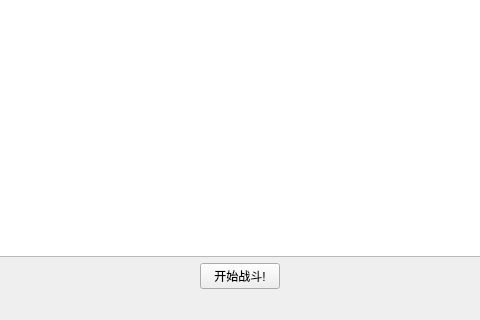
The window that USTC名字大作战/GameWindow.ui (Dashu-Li/USTCNameBattle) describes before a commit, drawn with Qt 5; both pictures show x 160 to 640 and y 280 to 600 of the 800 by 600 pixel window.
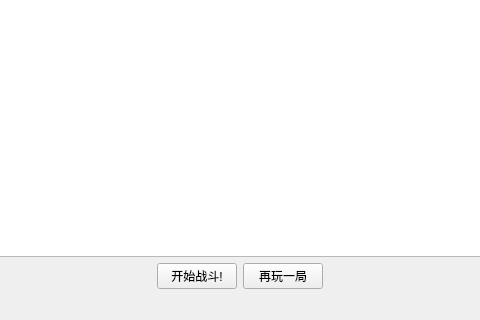
The same window after the commit.

Commit message: 增加开始对战按钮实现；增加再玩一局按钮

What changed in the file:
```diff
--- a/USTC名字大作战/GameWindow.ui
+++ b/USTC名字大作战/GameWindow.ui
@@ -64,6 +64,13 @@
     </property>
    </widget>
       </item>
+      <item>
+       <widget class="QPushButton" name="PlayAgainButton">
+        <property name="text">
+         <string>再玩一局</string>
+        </property>
+       </widget>
+      </item>
       <item>
        <spacer name="horizontalSpacer_2">
         <property name="orientation">
```
Lines whose indentation alone changed are shown as unchanged. The commit also changes 6 other files.
